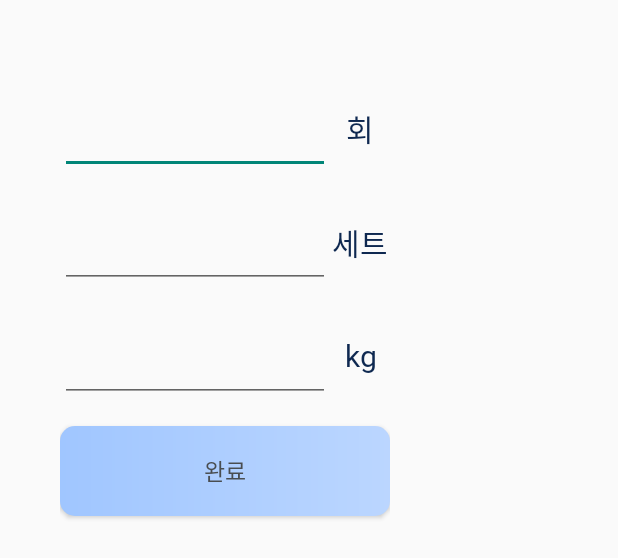
After one commit to nahyun0423/6t-teamproject, an Android app built with Jetpack Compose: the layout dialog_input_training_information.xml on its own in the app's theme, with its tools: preview values and no code run, on a phone screen of 412 x 824 dp. The commit adds this screen. Shown: the top 558 px of the screen. Run offline under Robolectric (Android 15) with nearby library versions, the phone set to English and light mode, and no system bars.

Commit message:
SelectExerciseAcitivity - Add InputTrainingInformationDialog

```diff
--- a/app/src/main/java/com/team6/routineapp/SelectExerciseActivity.kt
+++ b/app/src/main/java/com/team6/routineapp/SelectExerciseActivity.kt
@@ -1,15 +1,18 @@
 package com.team6.routineapp
 
+import android.app.Dialog
 import android.content.Intent
 import android.os.Bundle
 import android.view.View
 import android.widget.Button
+import android.widget.EditText
 import android.widget.HorizontalScrollView
 import android.widget.ImageView
 import android.widget.LinearLayout
 import android.widget.ScrollView
 import android.widget.TextView
 import androidx.appcompat.app.AppCompatActivity
+import androidx.compose.ui.window.Dialog
 import androidx.constraintlayout.widget.ConstraintLayout
 import com.team6.routineapp.fitness.Exercise
 import com.team6.routineapp.fitness.Training
@@ -28,6 +31,17 @@ class SelectExerciseActivity : AppCompatActivity() {
         val exercises = arrayOf(overheadPress, hangingLegRaise)
         var training: Training?
         val routine = arrayListOf<Training?>()
+
+        val inputTrainingInformationDialog = Dialog(this)
+        inputTrainingInformationDialog.setContentView(R.layout.dialog_input_training_information)
+        val inputTrainingInformationDialogNumberOfTimesEditText =
+            inputTrainingInformationDialog.findViewById<EditText>(R.id.dialogInputTrainingInformation_editTextNumberOfTimes)
+        val inputTrainingInformationDialogSetEditText =
+            inputTrainingInformationDialog.findViewById<EditText>(R.id.dialogInputTrainingInformation_editTextSet)
+        val inputTrainingInformationDialogWeightEditText =
+            inputTrainingInformationDialog.findViewById<EditText>(R.id.dialogInputTrainingInformation_editTextWeight)
+        val inputTrainingInformationDialogButton =
+            inputTrainingInformationDialog.findViewById<Button>(R.id.dialogInputTrainingInformation_button)
 
         val exercisesLayout =
             findViewById<LinearLayout>(R.id.activitySelectExercise_layoutExercises)
@@ -83,9 +97,17 @@ class SelectExerciseActivity : AppCompatActivity() {
                 )
             )
             exerciseViewAddButton.setOnClickListener {
+                inputTrainingInformationDialog.show()
+                inputTrainingInformationDialogButton.setOnClickListener {
                     training = when (category) {
-                    "Weight Training" -> WeightTraining(exercise, 3, 5, 2)
-                    "Training" -> Training(exercise, 3, 6)
+                        "Weight Training" -> WeightTraining(
+                            exercise,
+                            inputTrainingInformationDialogSetEditText.text.toString().toInt(),
+                            inputTrainingInformationDialogNumberOfTimesEditText.text.toString().toInt(),
+                            inputTrainingInformationDialogWeightEditText.text.toString().toInt()
+                        )
+
+                        "Training" -> Training(exercise, inputTrainingInformationDialogSetEditText.text.toString().toInt(), inputTrainingInformationDialogNumberOfTimesEditText.text.toString().toInt())
                         else -> null
                     }
 
@@ -110,6 +132,8 @@ class SelectExerciseActivity : AppCompatActivity() {
 
                     routineScrollView.invalidate()
                     routineScrollView.requestLayout()
+                    inputTrainingInformationDialog.dismiss()
+                }
             }
 
             exercisesLayout.addView(exerciseViewLayout)
--- /dev/null
+++ b/app/src/main/res/layout/dialog_input_training_information.xml
@@ -0,0 +1,132 @@
+<?xml version="1.0" encoding="utf-8"?>
+<androidx.constraintlayout.widget.ConstraintLayout xmlns:android="http://schemas.android.com/apk/res/android"
+    xmlns:app="http://schemas.android.com/apk/res-auto"
+    android:layout_width="300dp"
+    android:layout_height="400dp"
+    android:padding="40dp"
+    app:layout_constraintBottom_toBottomOf="parent"
+    app:layout_constraintEnd_toEndOf="parent"
+    app:layout_constraintStart_toStartOf="parent"
+    app:layout_constraintTop_toTopOf="parent">
+
+    <androidx.constraintlayout.widget.ConstraintLayout
+        android:id="@+id/dialogInputTrainingInformation_layoutNumberOfTimes"
+        android:layout_width="match_parent"
+        android:layout_height="wrap_content"
+        app:layout_constraintBottom_toTopOf="@id/dialogInputTrainingInformation_layoutSet"
+        app:layout_constraintEnd_toEndOf="parent"
+        app:layout_constraintStart_toStartOf="parent"
+        app:layout_constraintTop_toTopOf="parent">
+
+        <EditText
+            android:id="@+id/dialogInputTrainingInformation_editTextNumberOfTimes"
+            android:layout_width="0dp"
+            android:layout_height="60dp"
+            android:digits="0123456789"
+            android:inputType="number"
+            app:layout_constraintBottom_toBottomOf="parent"
+            app:layout_constraintEnd_toStartOf="@id/dialogInputTrainingInformation_textViewNumberOfTimes"
+            app:layout_constraintStart_toStartOf="parent"
+            app:layout_constraintTop_toTopOf="parent" />
+
+        <TextView
+            android:id="@+id/dialogInputTrainingInformation_textViewNumberOfTimes"
+            android:layout_width="40dp"
+            android:layout_height="60dp"
+            android:fontFamily="@font/notosans_bold"
+            android:gravity="center"
+            android:includeFontPadding="false"
+            android:text="회"
+            android:textColor="@color/blue"
+            android:textSize="@dimen/text_medium"
+            app:layout_constraintBottom_toBottomOf="parent"
+            app:layout_constraintEnd_toEndOf="parent"
+            app:layout_constraintStart_toEndOf="@id/dialogInputTrainingInformation_editTextNumberOfTimes"
+            app:layout_constraintTop_toTopOf="parent" />
+    </androidx.constraintlayout.widget.ConstraintLayout>
+
+    <androidx.constraintlayout.widget.ConstraintLayout
+        android:id="@+id/dialogInputTrainingInformation_layoutSet"
+        android:layout_width="match_parent"
+        android:layout_height="wrap_content"
+        app:layout_constraintBottom_toTopOf="@id/dialogInputTrainingInformation_layoutWeight"
+        app:layout_constraintEnd_toEndOf="parent"
+        app:layout_constraintStart_toStartOf="parent"
+        app:layout_constraintTop_toBottomOf="@id/dialogInputTrainingInformation_layoutNumberOfTimes">
+
+        <EditText
+            android:id="@+id/dialogInputTrainingInformation_editTextSet"
+            android:layout_width="0dp"
+            android:layout_height="60dp"
+            android:digits="0123456789"
+            android:inputType="number"
+            app:layout_constraintBottom_toBottomOf="parent"
+            app:layout_constraintEnd_toStartOf="@id/dialogInputTrainingInformation_textViewSet"
+            app:layout_constraintStart_toStartOf="parent"
+            app:layout_constraintTop_toTopOf="parent" />
+
+        <TextView
+            android:id="@+id/dialogInputTrainingInformation_textViewSet"
+            android:layout_width="40dp"
+            android:layout_height="60dp"
+            android:fontFamily="@font/notosans_bold"
+            android:gravity="center"
+            android:includeFontPadding="false"
+            android:text="세트"
+            android:textColor="@color/blue"
+            android:textSize="@dimen/text_medium"
+            app:layout_constraintBottom_toBottomOf="parent"
+            app:layout_constraintEnd_toEndOf="parent"
+            app:layout_constraintStart_toEndOf="@id/dialogInputTrainingInformation_editTextSet"
+            app:layout_constraintTop_toTopOf="parent" />
+    </androidx.constraintlayout.widget.ConstraintLayout>
+
+    <androidx.constraintlayout.widget.ConstraintLayout
+        android:id="@+id/dialogInputTrainingInformation_layoutWeight"
+        android:layout_width="match_parent"
+        android:layout_height="wrap_content"
+        app:layout_constraintBottom_toTopOf="@id/dialogInputTrainingInformation_button"
+        app:layout_constraintEnd_toEndOf="parent"
+        app:layout_constraintStart_toStartOf="parent"
+        app:layout_constraintTop_toBottomOf="@id/dialogInputTrainingInformation_layoutSet">
+
+        <EditText
+            android:id="@+id/dialogInputTrainingInformation_editTextWeight"
+            android:layout_width="0dp"
+            android:layout_height="60dp"
+            android:digits="0123456789"
+            android:inputType="number"
+            app:layout_constraintBottom_toBottomOf="parent"
+            app:layout_constraintEnd_toStartOf="@id/dialogInputTrainingInformation_textViewWeight"
+            app:layout_constraintStart_toStartOf="parent"
+            app:layout_constraintTop_toTopOf="parent" />
+
+        <TextView
+            android:id="@+id/dialogInputTrainingInformation_textViewWeight"
+            android:layout_width="40dp"
+            android:layout_height="60dp"
+            android:fontFamily="@font/notosans_bold"
+            android:gravity="center"
+            android:includeFontPadding="false"
+            android:text="kg"
+            android:textColor="@color/blue"
+            android:textSize="@dimen/text_medium"
+            app:layout_constraintBottom_toBottomOf="parent"
+            app:layout_constraintEnd_toEndOf="parent"
+            app:layout_constraintStart_toEndOf="@id/dialogInputTrainingInformation_editTextWeight"
+            app:layout_constraintTop_toTopOf="parent" />
+    </androidx.constraintlayout.widget.ConstraintLayout>
+
+    <Button
+        android:id="@+id/dialogInputTrainingInformation_button"
+        android:layout_width="match_parent"
+        android:layout_height="60dp"
+        android:background="@drawable/button_yes"
+        android:text="완료"
+        android:textAppearance="@style/buttonYesText"
+        app:layout_constraintBottom_toBottomOf="parent"
+        app:layout_constraintEnd_toEndOf="parent"
+        app:layout_constraintStart_toStartOf="parent"
+        app:layout_constraintTop_toBottomOf="@id/dialogInputTrainingInformation_layoutWeight" />
+
+</androidx.constraintlayout.widget.ConstraintLayout>
```
Lines whose indentation alone changed are shown as unchanged.
